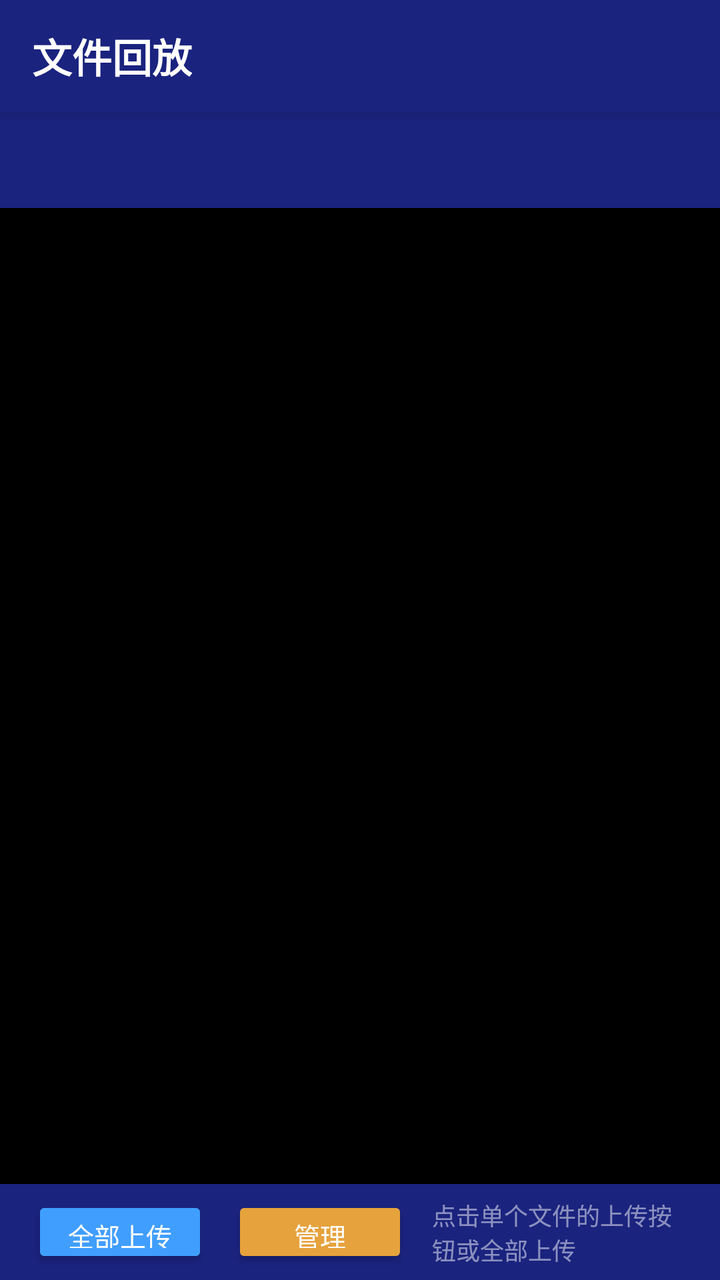
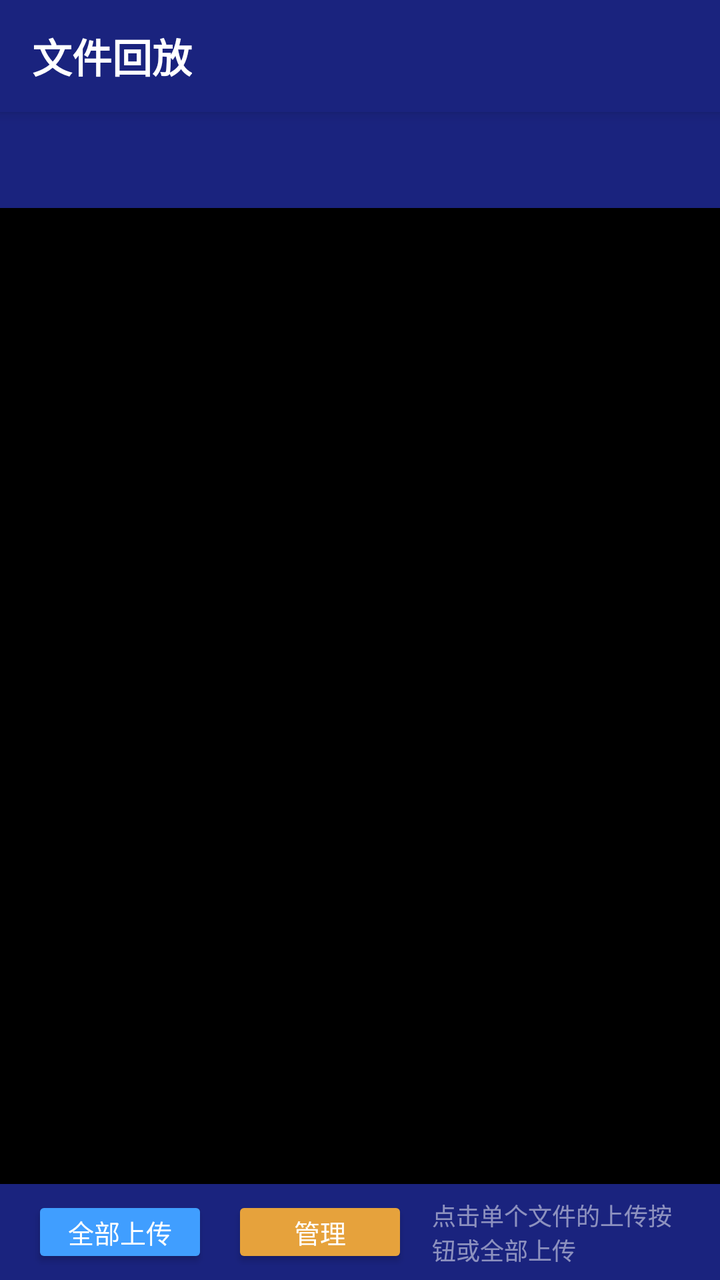

Before-and-after screenshots of an Android layout around one commit, followed by the original layout XML and the change that was made.
<!-- AndroidManifest.xml: application theme Theme.EnforcementApp -->
<!-- res/layout/activity_playback.xml -->
<?xml version="1.0" encoding="utf-8"?>
<LinearLayout
    xmlns:android="http://schemas.android.com/apk/res/android"
    xmlns:app="http://schemas.android.com/apk/res-auto"
    android:layout_width="match_parent"
    android:layout_height="match_parent"
    android:orientation="vertical"
    android:background="#000000">

    
    <LinearLayout
        android:layout_width="match_parent"
        android:layout_height="56dp"
        android:orientation="horizontal"
        android:gravity="center_vertical"
        android:background="#1A237E"
        android:paddingStart="16dp"
        android:paddingEnd="16dp"
        android:elevation="4dp">

        <TextView
            android:layout_width="wrap_content"
            android:layout_height="wrap_content"
            android:text="文件回放"
            android:textColor="#FFFFFF"
            android:textSize="20sp"
            android:textStyle="bold" />

        <View
            android:layout_width="0dp"
            android:layout_height="1dp"
            android:layout_weight="1" />

        <TextView
            android:id="@+id/tvFileCount"
            android:layout_width="wrap_content"
            android:layout_height="wrap_content"
            android:textColor="#FFFFFF"
            android:textSize="14sp" />

    </LinearLayout>

    
    <com.google.android.material.tabs.TabLayout
        android:id="@+id/tabLayout"
        android:layout_width="match_parent"
        android:layout_height="48dp"
        android:background="#1A237E"
        app:tabTextColor="#80FFFFFF"
        app:tabSelectedTextColor="#FFFFFF"
        app:tabIndicatorColor="#FFFFFF"
        app:tabIndicatorHeight="3dp"
        app:tabTextAppearance="@style/PlaybackTabText"
        app:tabRippleColor="#40FFFFFF" />

    <androidx.viewpager2.widget.ViewPager2
        android:id="@+id/viewPager"
        android:layout_width="match_parent"
        android:layout_height="0dp"
        android:layout_weight="1" />

    
    <LinearLayout
        android:id="@+id/uploadBar"
        android:layout_width="match_parent"
        android:layout_height="48dp"
        android:orientation="horizontal"
        android:gravity="center_vertical"
        android:paddingHorizontal="16dp"
        android:background="#1A237E">

        
        <LinearLayout
            android:id="@+id/normalBar"
            android:layout_width="match_parent"
            android:layout_height="match_parent"
            android:orientation="horizontal"
            android:gravity="center_vertical">

            <Button
                android:id="@+id/btnUploadAll"
                android:layout_width="wrap_content"
                android:layout_height="36dp"
                android:text="全部上传"
                android:textSize="13sp"
                android:textColor="#ffffff"
                android:backgroundTint="#409EFF" />

            <Button
                android:id="@+id/btnManage"
                android:layout_width="wrap_content"
                android:layout_height="36dp"
                android:layout_marginStart="12dp"
                android:text="管理"
                android:textSize="13sp"
                android:textColor="#ffffff"
                android:backgroundTint="#E6A23C" />

            <TextView
                android:id="@+id/tvUploadTip"
                android:layout_width="0dp"
                android:layout_height="wrap_content"
                android:layout_weight="1"
                android:layout_marginStart="12dp"
                android:textColor="#80FFFFFF"
                android:textSize="12sp"
                android:text="点击单个文件的上传按钮或全部上传" />

        </LinearLayout>

        
        <LinearLayout
            android:id="@+id/manageBar"
            android:layout_width="match_parent"
            android:layout_height="match_parent"
            android:orientation="horizontal"
            android:gravity="center_vertical"
            android:visibility="gone">

            <Button
                android:id="@+id/btnDeleteSelected"
                android:layout_width="wrap_content"
                android:layout_height="36dp"
                android:text="删除选中 (0)"
                android:textSize="13sp"
                android:textColor="#ffffff"
                android:backgroundTint="#F56C6C"
                android:enabled="false" />

            <Button
                android:id="@+id/btnSelectAll"
                android:layout_width="wrap_content"
                android:layout_height="36dp"
                android:layout_marginStart="12dp"
                android:text="全选"
                android:textSize="13sp"
                android:textColor="#ffffff"
                android:backgroundTint="#409EFF" />

            <View
                android:layout_width="0dp"
                android:layout_height="1dp"
                android:layout_weight="1" />

            <Button
                android:id="@+id/btnCancelManage"
                android:layout_width="wrap_content"
                android:layout_height="36dp"
                android:text="取消"
                android:textSize="13sp"
                android:textColor="#ffffff"
                android:backgroundTint="#909399" />

        </LinearLayout>

    </LinearLayout>

</LinearLayout>
<!-- resources referenced by this layout -->
<resources>
  <style name="PlaybackTabText" parent="TextAppearance.AppCompat.Body1">
          <item name="android:textSize">16sp</item>
          <item name="android:textStyle">bold</item>
          <item name="textAllCaps">false</item>
      </style>
  <style name="Theme.EnforcementApp" parent="Theme.MaterialComponents.DayNight.NoActionBar">
          <item name="colorPrimary">#1A237E</item>
          <item name="colorPrimaryVariant">#0D47A1</item>
          <item name="colorOnPrimary">#FFFFFF</item>
          <item name="colorSecondary">#2196F3</item>
          <item name="android:windowBackground">#000000</item>
      </style>
</resources>

<!-- the commit's change to res/layout/activity_playback.xml (unified diff, before → after) -->
@@ -81,6 +81,12 @@
                 android:id="@+id/btnUploadAll"
                 android:layout_width="wrap_content"
                 android:layout_height="36dp"
+                android:minHeight="0dp"
+                android:insetTop="0dp"
+                android:insetBottom="0dp"
+                android:paddingTop="0dp"
+                android:paddingBottom="0dp"
+                android:gravity="center"
                 android:text="全部上传"
                 android:textSize="13sp"
                 android:textColor="#ffffff"
@@ -91,6 +97,12 @@
                 android:layout_width="wrap_content"
                 android:layout_height="36dp"
                 android:layout_marginStart="12dp"
+                android:minHeight="0dp"
+                android:insetTop="0dp"
+                android:insetBottom="0dp"
+                android:paddingTop="0dp"
+                android:paddingBottom="0dp"
+                android:gravity="center"
                 android:text="管理"
                 android:textSize="13sp"
                 android:textColor="#ffffff"
@@ -121,6 +133,12 @@
                 android:id="@+id/btnDeleteSelected"
                 android:layout_width="wrap_content"
                 android:layout_height="36dp"
+                android:minHeight="0dp"
+                android:insetTop="0dp"
+                android:insetBottom="0dp"
+                android:paddingTop="0dp"
+                android:paddingBottom="0dp"
+                android:gravity="center"
                 android:text="删除选中 (0)"
                 android:textSize="13sp"
                 android:textColor="#ffffff"
@@ -132,6 +150,12 @@
                 android:layout_width="wrap_content"
                 android:layout_height="36dp"
                 android:layout_marginStart="12dp"
+                android:minHeight="0dp"
+                android:insetTop="0dp"
+                android:insetBottom="0dp"
+                android:paddingTop="0dp"
+                android:paddingBottom="0dp"
+                android:gravity="center"
                 android:text="全选"
                 android:textSize="13sp"
                 android:textColor="#ffffff"
@@ -146,6 +170,12 @@
                 android:id="@+id/btnCancelManage"
                 android:layout_width="wrap_content"
                 android:layout_height="36dp"
+                android:minHeight="0dp"
+                android:insetTop="0dp"
+                android:insetBottom="0dp"
+                android:paddingTop="0dp"
+                android:paddingBottom="0dp"
+                android:gravity="center"
                 android:text="取消"
                 android:textSize="13sp"
                 android:textColor="#ffffff"
